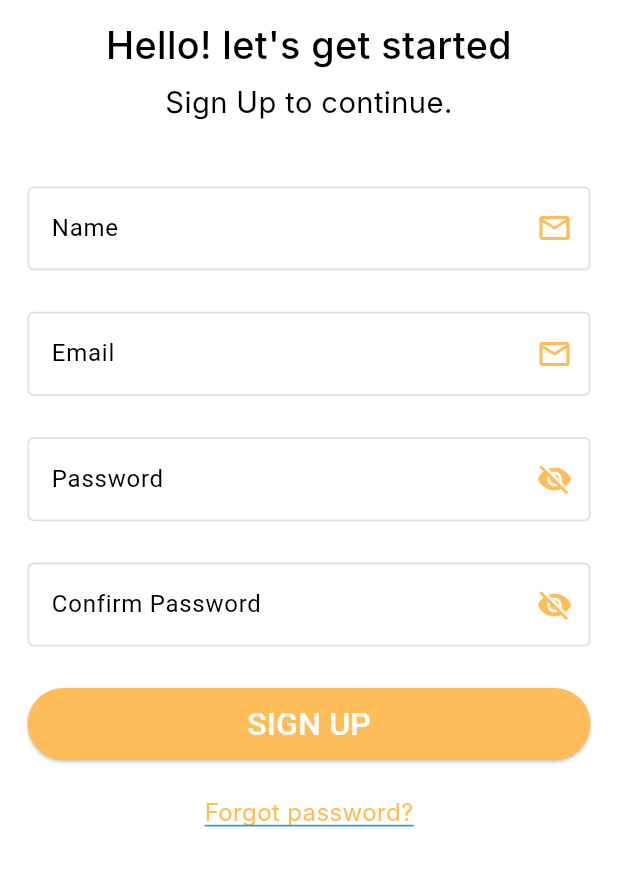
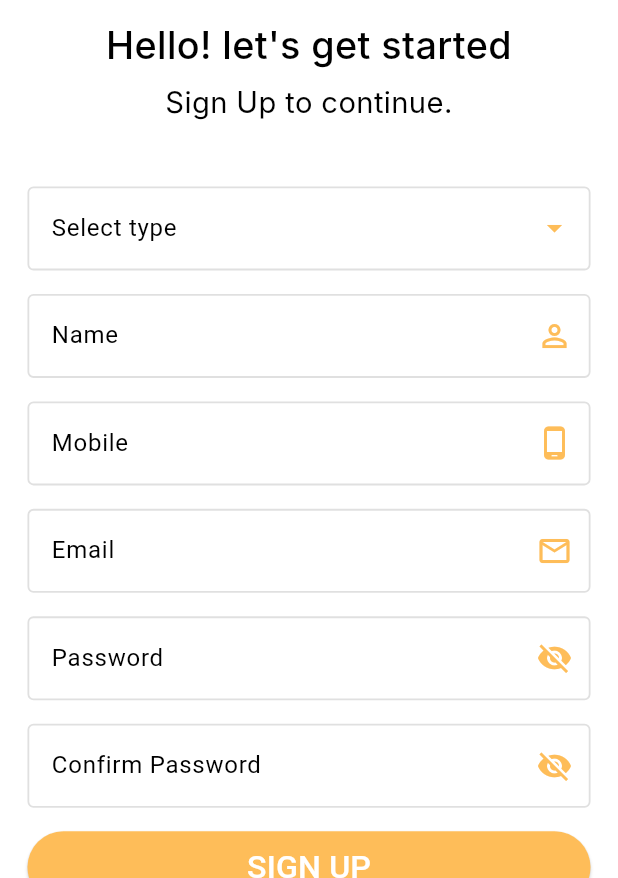
Before and after one commit to Shamim-Raihan/rspsa-user, a Flutter app: the SignupScreen screen opened directly, on a phone screen of 412 x 824 dp, the part 358-1236 px from its top. Run offline on Flutter 3.47's test engine with Material 3 defaults, Android fonts, the phone set to English and light mode, and no system bars; our stand-ins replace file_picker, firebase_auth, firebase_core, flutter_easyloading, flutter_screenutil, fluttertoast and 4 more; missing offline and left inert: dart:ffi; accounts and stored records are empty; Roboto replaces fonts that are missing (Inter).

Commit message:
signUp_screen

```diff
--- a/lib/controller/signup_controller.dart
+++ b/lib/controller/signup_controller.dart
@@ -8,6 +8,7 @@ import 'package:rspsa_user/screens/common/account_select_screen.dart';
 
 class SignupController extends GetxController {
   var nameController = TextEditingController().obs;
+  var mobileController = TextEditingController().obs;
   var emailController = TextEditingController().obs;
   var passwordController = TextEditingController().obs;
   var confirmPasswordController = TextEditingController().obs;
@@ -16,6 +17,12 @@ class SignupController extends GetxController {
   var confirmPasswordObscure = false.obs;
 
   var isSignup = false.obs;
+  Rx<String?> selectedCountry = Rx<String?>(null);
+  List<String> countries = ['Student', 'Teacher', 'Employee', 'School'];
+
+  void updateSelectedCountry(String? value) {
+    selectedCountry.value = value;
+  }
 
   singup() async {
     try {
--- a/lib/main.dart
+++ b/lib/main.dart
@@ -4,6 +4,7 @@ import 'package:flutter_easyloading/flutter_easyloading.dart';
 import 'package:flutter_screenutil/flutter_screenutil.dart';
 import 'package:get/route_manager.dart';
 import 'package:rspsa_user/screens/common/login_screen.dart';
+import 'package:rspsa_user/screens/common/signup_screen.dart';
 import 'screens/common/launcher_screen.dart';
 
 void main() async {
@@ -29,7 +30,7 @@ class MyApp extends StatelessWidget {
           useMaterial3: true,
         ),
         builder: EasyLoading.init(),
-        home: LoginScreen(),
+        home: SignupScreen(),
       ),
     );
   }
--- a/lib/screens/common/signup_screen.dart
+++ b/lib/screens/common/signup_screen.dart
@@ -92,13 +92,48 @@ class _SignupScreenState extends State<SignupScreen> {
           children: [
             SizedBox(
               height: 50.h,
+              child: Obx(() => DropdownButtonFormField<String>(
+                    value: signupController.selectedCountry.value,
+                    items: signupController.countries
+                        .map((type) => DropdownMenuItem(
+                              value: type,
+                              child: Text(type),
+                            ))
+                        .toList(),
+                    onChanged: (value) {
+                      signupController.updateSelectedCountry(value);
+                    },
+                    icon: const Icon(
+                      Icons.arrow_drop_down,
+                      color: ColorHelper.primaryColor,
+                    ),
+                    decoration: InputDecoration(
+                      focusedBorder: const OutlineInputBorder(
+                          borderSide: BorderSide(
+                              color: ColorHelper.primaryColor, width: 1.2)),
+                      labelText: 'Select type',
+                      labelStyle: const TextStyle(color: Colors.black),
+                      enabledBorder: OutlineInputBorder(
+                          borderSide: BorderSide(
+                              color: Colors.grey.shade300, width: 1.2)),
+                      border: const OutlineInputBorder(
+                          borderSide:
+                              BorderSide(color: Colors.black, width: 1.2)),
+                    ),
+                  )),
+            ),
+            SizedBox(
+              height: 10.h,
+            ),
+            SizedBox(
+              height: 50.h,
               child: TextField(
                 controller: signupController.nameController.value,
                 decoration: InputDecoration(
                   focusedBorder: const OutlineInputBorder(
                       borderSide: BorderSide(
                           color: ColorHelper.primaryColor, width: 1.2)),
-                  suffixIcon: const Icon(Icons.mail_outline,
+                  suffixIcon: const Icon(Icons.person_outline,
                       color: ColorHelper.primaryColor),
                   labelText: 'Name',
                   labelStyle: const TextStyle(color: Colors.black),
@@ -111,7 +146,30 @@ class _SignupScreenState extends State<SignupScreen> {
               ),
             ),
             SizedBox(
-              height: 20.h,
+              height: 10.h,
+            ),
+            SizedBox(
+              height: 50.h,
+              child: TextField(
+                controller: signupController.mobileController.value,
+                decoration: InputDecoration(
+                  focusedBorder: const OutlineInputBorder(
+                      borderSide: BorderSide(
+                          color: ColorHelper.primaryColor, width: 1.2)),
+                  suffixIcon: const Icon(Icons.phone_android_outlined,
+                      color: ColorHelper.primaryColor),
+                  labelText: 'Mobile',
+                  labelStyle: const TextStyle(color: Colors.black),
+                  enabledBorder: OutlineInputBorder(
+                      borderSide:
+                          BorderSide(color: Colors.grey.shade300, width: 1.2)),
+                  border: const OutlineInputBorder(
+                      borderSide: BorderSide(color: Colors.black, width: 1.2)),
+                ),
+              ),
+            ),
+            SizedBox(
+              height: 10.h,
             ),
             SizedBox(
               height: 50.h,
@@ -134,7 +192,7 @@ class _SignupScreenState extends State<SignupScreen> {
               ),
             ),
             SizedBox(
-              height: 20.h,
+              height: 10.h,
             ),
             SizedBox(
               height: 50.h,
@@ -173,7 +231,7 @@ class _SignupScreenState extends State<SignupScreen> {
               ),
             ),
             SizedBox(
-              height: 20.h,
+              height: 10.h,
             ),
             SizedBox(
               height: 50.h,
@@ -214,7 +272,7 @@ class _SignupScreenState extends State<SignupScreen> {
               ),
             ),
             SizedBox(
-              height: 20.h,
+              height: 10.h,
             ),
             SizedBox(
               width: MediaQuery.of(context).size.width,
@@ -228,8 +286,16 @@ class _SignupScreenState extends State<SignupScreen> {
                 ),
                 onPressed: () {
                   // signupController.login();
+                  if (signupController.selectedCountry.value == null) {
+                    EasyLoading.showToast('Select a type');
+                    return;
+                  }
                   if (signupController.nameController.value.text == '') {
                     EasyLoading.showToast('Enter Name');
+                    return;
+                  }
+                  if (signupController.mobileController.value.text == '') {
+                    EasyLoading.showToast('Enter Mobile');
                     return;
                   }
                   if (signupController.emailController.value.text == '') {
@@ -276,30 +342,30 @@ class _SignupScreenState extends State<SignupScreen> {
             SizedBox(
               height: 20.h,
             ),
-            Row(
-              mainAxisAlignment: MainAxisAlignment.center,
-              children: [
-                GestureDetector(
-                  onTap: () {},
-                  child: Text(
-                    'Forgot password?',
-                    style: TextStyle(
-                      color: ColorHelper.primaryColor,
-                      decoration: TextDecoration.underline,
-                      decorationColor: Colors.blue,
-                      decorationThickness: 1,
-                      decorationStyle: TextDecorationStyle.solid,
-                      fontSize: 14.sp,
-                      fontFamily: 'Inter',
-                      fontWeight: FontWeight.w400,
-                    ),
-                  ),
-                ),
-              ],
-            ),
-            SizedBox(
-              height: 30.h,
-            ),
+            // Row(
+            //   mainAxisAlignment: MainAxisAlignment.center,
+            //   children: [
+            //     GestureDetector(
+            //       onTap: () {},
+            //       child: Text(
+            //         'Forgot password?',
+            //         style: TextStyle(
+            //           color: ColorHelper.primaryColor,
+            //           decoration: TextDecoration.underline,
+            //           decorationColor: Colors.blue,
+            //           decorationThickness: 1,
+            //           decorationStyle: TextDecorationStyle.solid,
+            //           fontSize: 14.sp,
+            //           fontFamily: 'Inter',
+            //           fontWeight: FontWeight.w400,
+            //         ),
+            //       ),
+            //     ),
+            //   ],
+            // ),
+            // SizedBox(
+            //   height: 30.h,
+            // ),
             Row(
               mainAxisAlignment: MainAxisAlignment.center,
               children: [
```
Also changed, not shown: pubspec.lock, 1 other file.
